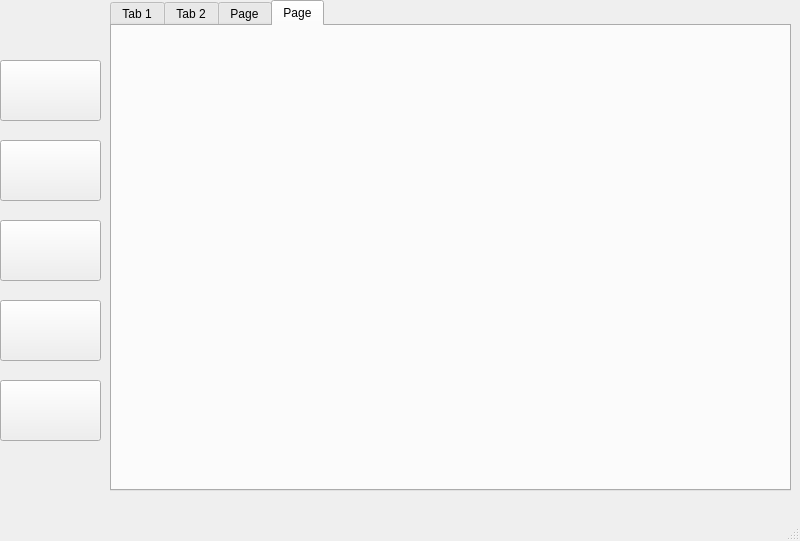
Above: mylib.ui from shashank-shark/LibraryManagementPyQt5 before the change. Below: the same form after it.
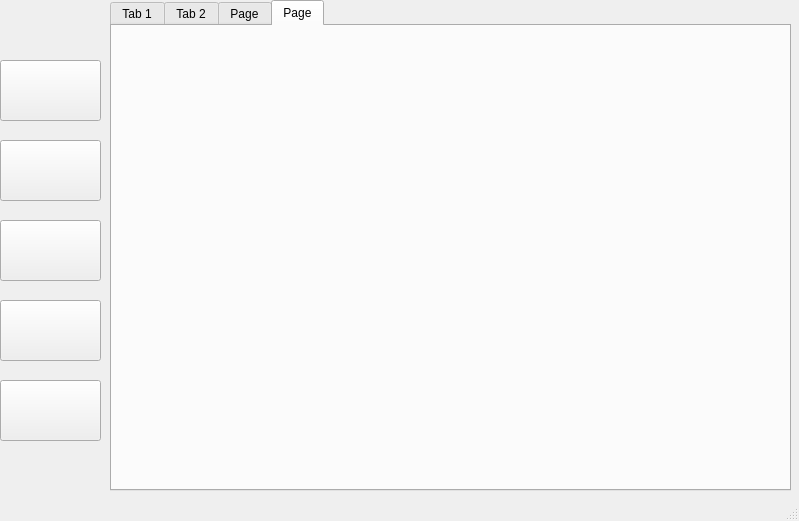
That is the form after the change. Icons and pictures are not drawn.

Diff of the .ui file:
```diff
--- a/mylib.ui
+++ b/mylib.ui
@@ -6,8 +6,8 @@
    <rect>
     <x>0</x>
     <y>0</y>
-    <width>800</width>
-    <height>541</height>
+    <width>799</width>
+    <height>521</height>
    </rect>
   </property>
   <property name="windowTitle">
```
Left out of the diff: 22 changed lines with no effect on the pictures.
